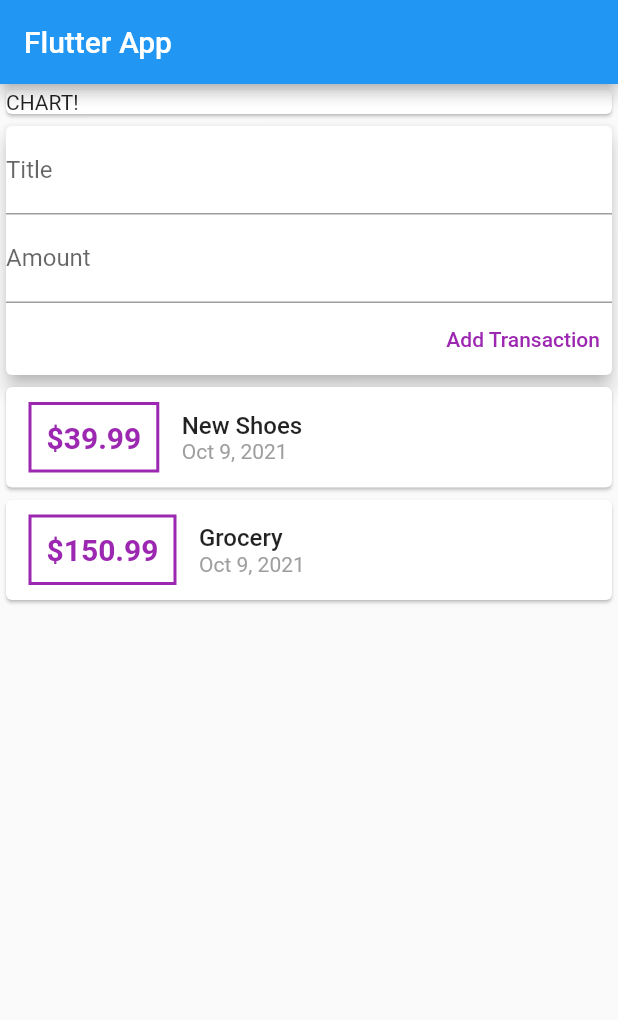
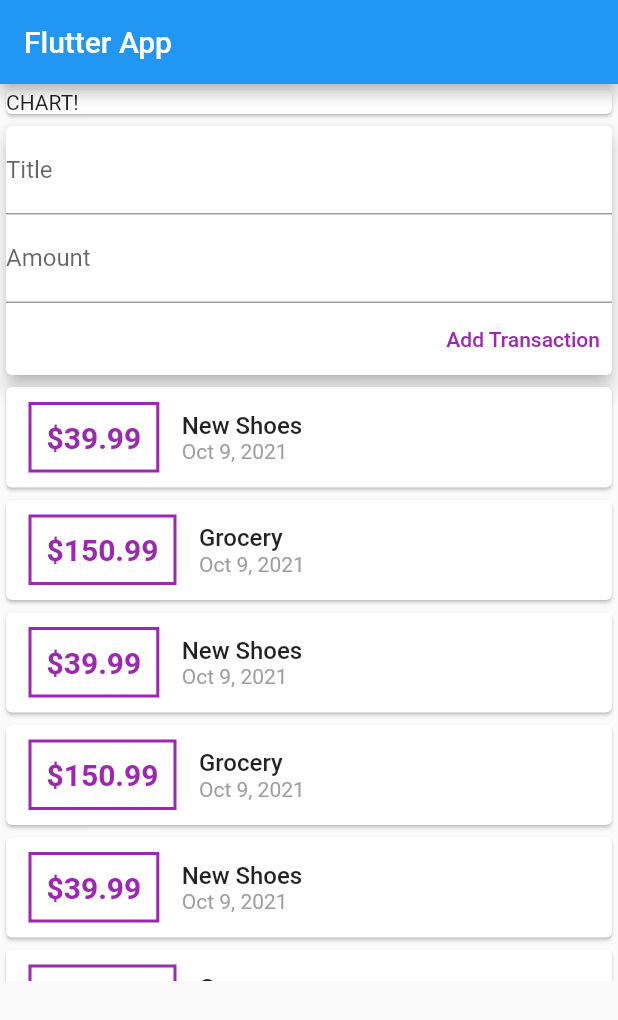
Before and after one commit to ivyhungtw/flutter-personal-expenses-app, a Flutter app: the screen it shows after launch, on a phone screen of 412 x 824 dp. Shown: the top 1020 px of the screen. Run offline on Flutter 3.47's test engine with Material 2 defaults, Android fonts, the phone set to English and light mode, and no system bars.

Commit message:
refactor: make the list scrollable via ListView.builder

```diff
--- a/lib/widgets/transaction_list.dart
+++ b/lib/widgets/transaction_list.dart
@@ -9,8 +9,10 @@ class TransactionList extends StatelessWidget {
 
   @override
   Widget build(BuildContext context) {
-    return Column(
-            children: transactions.map((tx) {
+    return Container(
+      height: 400,
+      child: ListView.builder(
+        itemBuilder: (ctx, index) {
           return Card(
             child: Row(
               children: <Widget>[
@@ -26,7 +28,7 @@ class TransactionList extends StatelessWidget {
                   ),
                   padding: EdgeInsets.all(10),
                   child: Text(
-                        '\$${tx.amount}',
+                    '\$${transactions[index].amount}',
                     style: TextStyle(
                       fontWeight: FontWeight.bold,
                       fontSize: 20,
@@ -38,14 +40,14 @@ class TransactionList extends StatelessWidget {
                   crossAxisAlignment: CrossAxisAlignment.start,
                   children: <Widget>[
                     Text(
-                          tx.title,
+                      transactions[index].title,
                       style: TextStyle(
                         fontWeight: FontWeight.w500,
                         fontSize: 16,
                       ),
                     ),
                     Text(
-                          DateFormat.yMMMd().format(tx.date),
+                      DateFormat.yMMMd().format(transactions[index].date),
                       style: TextStyle(
                         color: Colors.grey,
                       )
@@ -55,7 +57,9 @@ class TransactionList extends StatelessWidget {
               ],
             ),
           );
-            }).toList(),
+        },
+        itemCount: transactions.length,
+      ),
     );
   }
 }
--- a/lib/widgets/user_transaction.dart
+++ b/lib/widgets/user_transaction.dart
@@ -16,7 +16,11 @@ class _UserTransactionsState extends State<UserTransactions> {
 
   final List<Transaction> _userTransaction = [
     Transaction(id: 't1', title: 'New Shoes', amount: 39.99, date: DateTime.now()),
-    Transaction(id: 't2', title: 'Grocery', amount: 150.99, date: DateTime.now())
+    Transaction(id: 't2', title: 'Grocery', amount: 150.99, date: DateTime.now()),
+    Transaction(id: 't1', title: 'New Shoes', amount: 39.99, date: DateTime.now()),
+    Transaction(id: 't2', title: 'Grocery', amount: 150.99, date: DateTime.now()),
+    Transaction(id: 't1', title: 'New Shoes', amount: 39.99, date: DateTime.now()),
+    Transaction(id: 't2', title: 'Grocery', amount: 150.99, date: DateTime.now()),
   ];
 
   void _addNewTransaction(String txTitle, double txAmount) {
```
Lines whose indentation alone changed are shown as unchanged.
